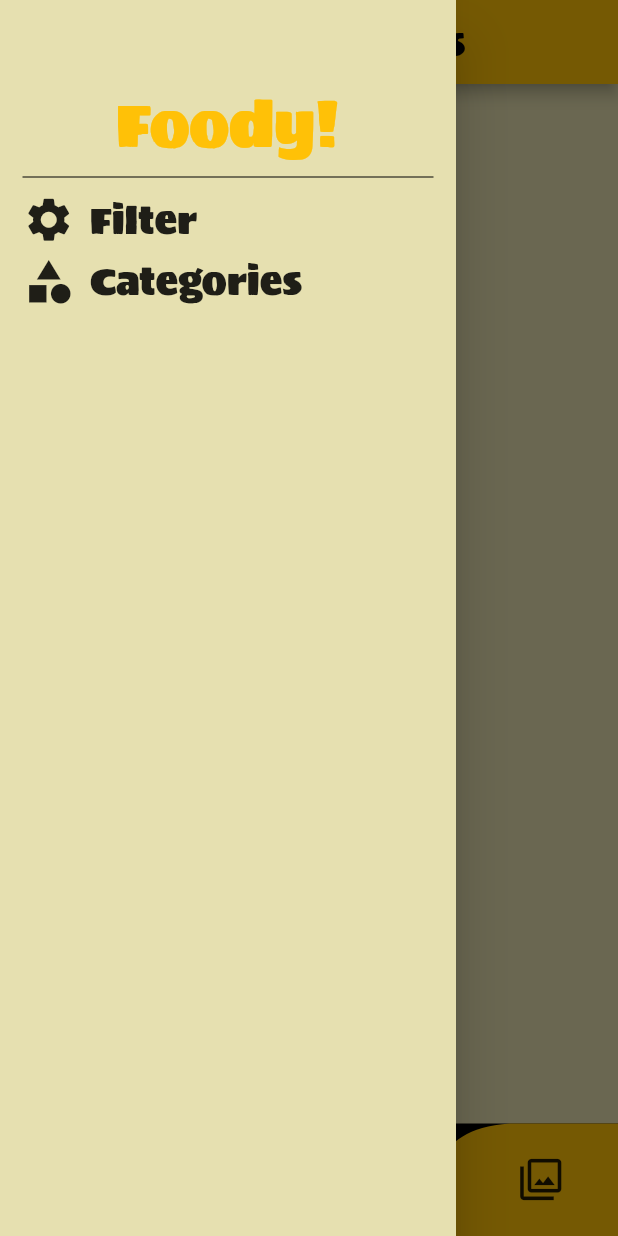
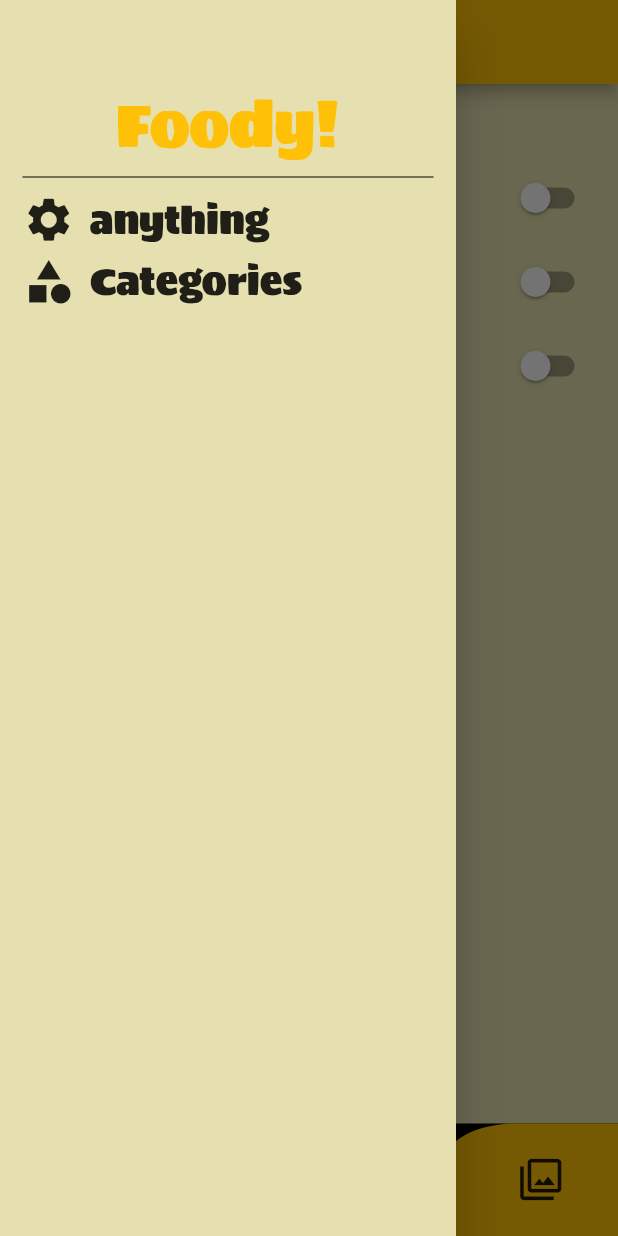
Before and after one commit to Bahaaeddineg/MealApp, a Flutter app: the screen it shows after launch, item 3 of the bottom bar chosen, with the side drawer open, on a phone screen of 412 x 824 dp. Run offline on Flutter 3.47's test engine with Material 2 defaults, Android fonts, the light colour scheme and no system bars; drawn by our look-alikes of curved_navigation_bar; our stand-ins replace easy_splash_screen.

Commit message:
Added food filtering

```diff
--- a/lib/data/data.dart
+++ b/lib/data/data.dart
@@ -13,22 +13,22 @@ final List categories_list = [
 ];
 // ignore: non_constant_identifier_names
 List meals_list = [
-  MealInfo(mealName: 'Pizza thon', price: 200 , time: 15,image: 'pizzaThon.jpg',id: '3'),
-  MealInfo(mealName: 'Pizza viande', price: 200 , time: 15,image: 'pizzaViande.jpg',id: '3'),
-  MealInfo(mealName: 'Pizza poulet', price: 200 , time: 15,image: 'pizzaPoulet.jpg',id: '3'),
-  MealInfo(mealName: 'Sandwitch chawarma', price: 250 , time: 10,image: 'sandwitchCat.jpg',id: '1'),
-  MealInfo(mealName: 'Sandwitch escalope', price: 250 , time: 10,image: 'sandEscalope.jpg',id: '1'),
-  MealInfo(mealName: 'Sandwitch mariné', price: 250 , time: 10,image: 'sandMariné.jpg',id: '1'),
-  MealInfo(mealName: 'Hamburger au poulet', price: 300 , time: 8,image: 'hamPoulet.jpg',id: '2'),
-  MealInfo(mealName: 'Hamburger au fromage', price: 300 , time: 5,image: 'HamFrom.jpg',id: '2'),
-  MealInfo(mealName: 'Salade au poulet', price: 200, time: 8,image: 'salade1.jpg',id: '5'),
-  MealInfo(mealName: 'Salade au thon', price: 120 , time: 5,image: 'salade2.jpg',id: '5'),
-  MealInfo(mealName: 'Plat frite', price: 100 , time: 5,image: 'platPomme.jpg',id: '4'),
-  MealInfo(mealName: 'Plat frite omelette', price: 120 , time: 10,image: 'omelette.jpg',id: '4'),
-  MealInfo(mealName: 'Soufflé au fromage', price: 50 , time: 5,image: 'souffletFrom.jpg',id: '6'),
-  MealInfo(mealName: 'Zlabiya', price: 50, time: 0,image: 'zlabiya.jpg',id: '10'),
-  MealInfo(mealName: 'Kunafa', price: 200 , time: 0,image: 'kunafa.jpg',id: '10'),
-  MealInfo(mealName: 'Khobz El Bey', price: 150 , time: 0,image: 'khobzElBey.jpg',id: '10'),
+  MealInfo(mealName: 'Pizza thon', price: 200 , time: 15,image: 'pizzaThon.jpg',id: '3',vegan:false,vegetarian:true,gluten_free:false),
+  MealInfo(mealName: 'Pizza viande', price: 200 , time: 15,image: 'pizzaViande.jpg',id: '3', gluten_free: false,vegetarian:false,vegan:false),
+  MealInfo(mealName: 'Pizza poulet', price: 200 , time: 15,image: 'pizzaPoulet.jpg',id: '3', gluten_free: false,vegetarian:false,vegan:false),
+  MealInfo(mealName: 'Sandwitch chawarma', price: 250 , time: 10,image: 'sandwitchCat.jpg',id: '1', gluten_free: false,vegetarian:true,vegan:false),
+  MealInfo(mealName: 'Sandwitch escalope', price: 250 , time: 10,image: 'sandEscalope.jpg',id: '1', gluten_free: false,vegetarian:true,vegan:false),
+  MealInfo(mealName: 'Sandwitch mariné', price: 250 , time: 10,image: 'sandMariné.jpg',id: '1', gluten_free: false,vegetarian:true,vegan:true),
+  MealInfo(mealName: 'Hamburger au poulet', price: 300 , time: 8,image: 'hamPoulet.jpg',id: '2', gluten_free: false,vegetarian:false,vegan:false),
+  MealInfo(mealName: 'Hamburger au fromage', price: 300 , time: 5,image: 'HamFrom.jpg',id: '2', gluten_free: false,vegetarian:true,vegan:true),
+  MealInfo(mealName: 'Salade au poulet', price: 200, time: 8,image: 'salade1.jpg',id: '5', gluten_free: true,vegetarian:true,vegan:true),
+  MealInfo(mealName: 'Salade au thon', price: 120 , time: 5,image: 'salade2.jpg',id: '5', gluten_free: true,vegetarian:true,vegan:false),
+  MealInfo(mealName: 'Plat frite', price: 100 , time: 5,image: 'platPomme.jpg',id: '4', gluten_free: false,vegetarian:true,vegan:true),
+  MealInfo(mealName: 'Plat frite omelette', price: 120 , time: 10,image: 'omelette.jpg',id: '4', gluten_free: true,vegetarian:true,vegan:true),
+  MealInfo(mealName: 'Soufflé au fromage', price: 50 , time: 5,image: 'souffletFrom.jpg',id: '6', gluten_free: false,vegetarian:true,vegan:true),
+  MealInfo(mealName: 'Zlabiya', price: 50, time: 0,image: 'zlabiya.jpg',id: '10', gluten_free: true,vegetarian:true,vegan:true),
+  MealInfo(mealName: 'Kunafa', price: 200 , time: 0,image: 'kunafa.jpg',id: '10', gluten_free: true,vegetarian:true,vegan:true,),
+  MealInfo(mealName: 'Khobz El Bey', price: 150 , time: 0,image: 'khobzElBey.jpg',id: '10', gluten_free: false,vegetarian:true,vegan:true)
 ];
 List details=[
   MealDetails(ingredients:"-Thon\n -Farina \n zitoun", country:'Algeria', mealName: 'Pizza thon'),
@@ -39,6 +39,11 @@ List details=[
 
 
 ];
+bool vegetarian = false;
+bool vegan=false;
+bool gluten=false;
+
+
 
 class Categories {
   final String category;
@@ -53,8 +58,10 @@ class MealInfo {
   final int time;
   final String image;
   final String id ;
-
-  MealInfo({required this.mealName, required this.price, required this.time,required this.image,required this.id});
+  final bool vegetarian;
+  final bool vegan;
+  final bool gluten_free;
+  MealInfo({required this.vegetarian,required  this.vegan, required this.mealName, required this.price, required this.time,required this.image,required this.id, required this.gluten_free});
 }
 
 class MealDetails{
--- a/lib/main.dart
+++ b/lib/main.dart
@@ -17,9 +17,9 @@ class MyApp extends StatelessWidget {
       theme: ThemeData(primarySwatch: Colors.amber),
       routes: {
         '/': (context) => const SplashScreen(),
-        'meal': (context) => const Meals(),
+        'meal': (context) => Meals(),
         'mealDetails':(context)=> Details(),
-        'filter':(context)=>const Filter(),
+
         'category':(context)=>const Home(),
       },
     );
--- a/lib/views/filter.dart
+++ b/lib/views/filter.dart
@@ -1,12 +1,68 @@
 import 'package:flutter/material.dart';
 import 'package:mealapp/widgets/drawer.dart';
 
-class Filter extends StatelessWidget {
-  final String name = 'filter';
-  const Filter({super.key});
+import '../data/data.dart';
+
+
+List meals_list_updated=meals_list;
+
+class Filter extends StatefulWidget {
+
+
 
   @override
+  State<Filter> createState() => _FilterState();
+}
+
+class _FilterState extends State<Filter> {
+  final String name = 'filter';
+  void setFilters(){
+  setState(() {
+    meals_list_updated=meals_list.where((element) {
+      if (vegetarian && !element.vegetarian) return false;
+      if (vegan && !element.vegan) return false ;
+      if (gluten && !element.gluten_free) return false;
+      return true;
+    }).toList();
+  });
+}
+  @override
   Widget build(BuildContext context) {
-    return Scaffold(appBar: AppBar(),drawer: const CustomDrawer(),);
+    return Column(
+      children: [
+        MaterialButton(child: Text('save'),onPressed: setFilters,),
+        Expanded(
+          child: ListView(
+            children: [
+              SwitchListTile(
+                title: const Text('vegetarian'),
+                  value: vegetarian,
+                  onChanged: (value) {
+                    setState(() {
+                      vegetarian = value;
+                    });
+                  }),
+                  SwitchListTile(
+                title: const Text('vegan'),
+                  value: vegan,
+                  onChanged: (value) {
+                    setState(() {
+                      vegan = value;
+                    });
+                  }),
+                  SwitchListTile(
+                title: const Text('Gluten-Free'),
+                  value: gluten,
+                  onChanged: (value) {
+                    setState(() {
+                      gluten= value;
+                    });
+                  }),
+
+            ],
+          ),
+        ),
+      ],
+    );
   }
 }
--- a/lib/views/homePage.dart
+++ b/lib/views/homePage.dart
@@ -1,8 +1,10 @@
 import 'package:curved_navigation_bar/curved_navigation_bar.dart';
 import 'package:flutter/material.dart';
+import 'package:mealapp/data/data.dart';
 import '../widgets/categoriesGrid.dart';
 import '../widgets/drawer.dart';
 import '../widgets/favourites.dart';
+import 'filter.dart';
 
 class Home extends StatefulWidget {
   final String name='category';
@@ -15,12 +17,16 @@ class Home extends StatefulWidget {
 List widgets = [
   {'page': CategoriesScreen(), 'title': 'Foods'},
   {'page': const Favourites(), 'title': 'Favourite foods'},
-  {'page': const Favourites(), 'title': 'Favourite foods'},
+  {'page': Filter(), 'title': 'Filter'},
   {'page': const Favourites(), 'title': 'Favourite foods'},
 ];
 
+
 class _HomeState extends State<Home> {
   int selectedWidgetIndex = 0;
+
+
+
   void selectedWidget(int value) {
     setState(() {
       selectedWidgetIndex = value;
--- a/lib/views/mealScr.dart
+++ b/lib/views/mealScr.dart
@@ -11,10 +11,13 @@ class Details extends StatelessWidget {
     final price = arg['price'];
     final image = arg['image'];
     final time = arg['time'];
-
+    final id= arg['id'];
     MealDetails detailsObject =
         details.firstWhere((element) => element.mealName == mealName);
     return Scaffold(
+      floatingActionButton: FloatingActionButton(onPressed: (){
+        Navigator.of(context).pop(id);
+      },child: const Icon(Icons.delete)),
       appBar: AppBar(
           centerTitle: true,
           title: Text(
--- a/lib/widgets/drawer.dart
+++ b/lib/widgets/drawer.dart
@@ -22,7 +22,7 @@ class CustomDrawer extends StatelessWidget {
                           fontSize: 40))),
             ),
             const Divider(color: Colors.black,),
-            DrawerTile('Filter',Icons.settings,(){Navigator.of(context).pushReplacementNamed('filter');}),
+            DrawerTile('anything',Icons.settings,(){}),
             DrawerTile('Categories',Icons.category,(){Navigator.of(context).pushReplacementNamed('category');}),
           ]),
         ));
```
Also changed, not shown: lib/views/MealMenu.dart (+16 -7 lines), lib/widgets/eachMeal.dart (+12 -9 lines).
